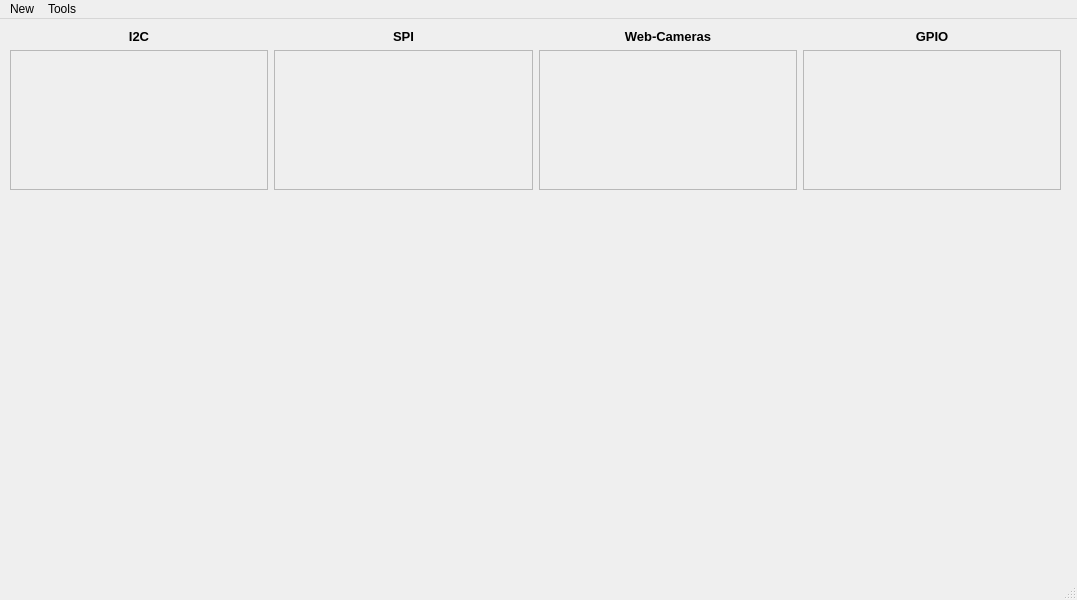
Old version of the form desktop/GUI/design_files/main_window.ui in the repository MySatKit/TestChamber.
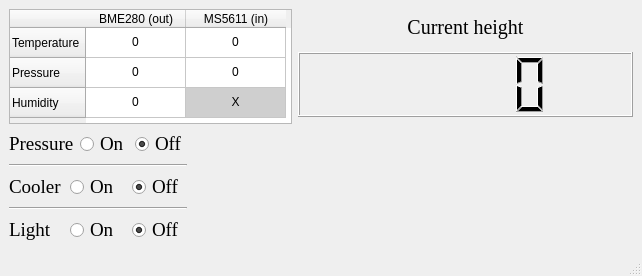
New version of the form.

Diff of the .ui file:
```diff
--- a/desktop/GUI/design_files/main_window.ui
+++ b/desktop/GUI/design_files/main_window.ui
@@ -6,248 +6,380 @@
    <rect>
     <x>0</x>
     <y>0</y>
-    <width>1077</width>
-    <height>600</height>
+    <width>642</width>
+    <height>276</height>
    </rect>
   </property>
   <property name="minimumSize">
    <size>
-    <width>1077</width>
-    <height>600</height>
+    <width>0</width>
+    <height>276</height>
    </size>
   </property>
   <property name="maximumSize">
    <size>
-    <width>1077</width>
-    <height>600</height>
+    <width>16777215</width>
+    <height>276</height>
    </size>
   </property>
   <property name="windowTitle">
    <string>Test Chamber</string>
   </property>
   <widget class="QWidget" name="centralwidget">
-   <widget class="QWidget" name="horizontalLayoutWidget">
-    <property name="geometry">
-     <rect>
-      <x>10</x>
-      <y>10</y>
-      <width>1051</width>
-      <height>161</height>
-     </rect>
-    </property>
-    <layout class="QHBoxLayout" name="horizontalLayout">
-     <item>
-      <layout class="QVBoxLayout" name="verticalLayout">
-       <item>
-        <widget class="QLabel" name="label">
-         <property name="font">
-          <font>
-           <family>Arial</family>
-           <pointsize>10</pointsize>
-           <weight>75</weight>
-           <bold>true</bold>
-          </font>
+   <layout class="QVBoxLayout" name="verticalLayout_3">
+    <item>
+     <layout class="QHBoxLayout" name="horizontalLayout">
+      <item>
+       <widget class="QTableWidget" name="data_table">
+        <property name="minimumSize">
+         <size>
+          <width>283</width>
+          <height>115</height>
+         </size>
+        </property>
+        <property name="maximumSize">
+         <size>
+          <width>283</width>
+          <height>115</height>
+         </size>
+        </property>
+        <row>
+         <property name="text">
+          <string>Temperature</string>
          </property>
+        </row>
+        <row>
          <property name="text">
-          <string>I2C</string>
+          <string>Pressure</string>
          </property>
-         <property name="alignment">
-          <set>Qt::AlignCenter</set>
+        </row>
+        <row>
+         <property name="text">
+          <string>Humidity</string>
          </property>
-        </widget>
-       </item>
-       <item>
-        <widget class="QScrollArea" name="i2c_devices">
-         <property name="widgetResizable">
-          <bool>true</bool>
+        </row>
+        <column>
+         <property name="text">
+          <string>BME280 (out)</string>
          </property>
-         <widget class="QWidget" name="i2c_scrollAreaWidgetContents">
-          <property name="geometry">
-           <rect>
-            <x>0</x>
-            <y>0</y>
-            <width>254</width>
-            <height>133</height>
-           </rect>
-          </property>
-         </widget>
-        </widget>
-       </item>
-      </layout>
-     </item>
-     <item>
-      <layout class="QVBoxLayout" name="verticalLayout_2">
-       <item>
-        <widget class="QLabel" name="label_2">
-         <property name="font">
-          <font>
-           <family>Arial</family>
-           <pointsize>10</pointsize>
-           <weight>75</weight>
-           <bold>true</bold>
-          </font>
+        </column>
+        <column>
+         <property name="text">
+          <string>MS5611 (in)</string>
          </property>
+        </column>
+        <item row="0" column="0">
          <property name="text">
-          <string>SPI</string>
+          <string>0</string>
          </property>
-         <property name="alignment">
-          <set>Qt::AlignCenter</set>
+         <property name="textAlignment">
+          <set>AlignCenter</set>
          </property>
-        </widget>
-       </item>
-       <item>
-        <widget class="QScrollArea" name="spi_devices">
-         <property name="widgetResizable">
-          <bool>true</bool>
+        </item>
+        <item row="0" column="1">
+         <property name="text">
+          <string>0</string>
          </property>
-         <widget class="QWidget" name="spi_scrollAreaWidgetContents">
-          <property name="geometry">
-           <rect>
-            <x>0</x>
-            <y>0</y>
-            <width>254</width>
-            <height>133</height>
-           </rect>
-          </property>
-         </widget>
-        </widget>
-       </item>
-      </layout>
-     </item>
-     <item>
-      <layout class="QVBoxLayout" name="verticalLayout_3">
-       <item>
-        <widget class="QLabel" name="label_3">
-         <property name="font">
-          <font>
-           <family>Arial</family>
-           <pointsize>10</pointsize>
-           <weight>75</weight>
-           <bold>true</bold>
-          </font>
+         <property name="textAlignment">
+          <set>AlignCenter</set>
          </property>
+        </item>
+        <item row="1" column="0">
          <property name="text">
-          <string>Web-Cameras</string>
+          <string>0</string>
          </property>
-         <property name="alignment">
-          <set>Qt::AlignCenter</set>
+         <property name="textAlignment">
+          <set>AlignCenter</set>
          </property>
-        </widget>
-       </item>
-       <item>
-        <widget class="QScrollArea" name="web_cameras">
-         <property name="widgetResizable">
-          <bool>true</bool>
+         <property name="flags">
+          <set>ItemIsEnabled</set>
          </property>
-         <widget class="QWidget" name="web_cameras_scrollAreaWidgetContents">
-          <property name="geometry">
-           <rect>
-            <x>0</x>
-            <y>0</y>
-            <width>253</width>
-            <height>133</height>
-           </rect>
-          </property>
-         </widget>
-        </widget>
-       </item>
-      </layout>
-     </item>
-     <item>
-      <layout class="QVBoxLayout" name="verticalLayout_4">
-       <item>
-        <widget class="QLabel" name="label_4">
-         <property name="font">
-          <font>
-           <family>Arial</family>
-           <pointsize>10</pointsize>
-           <weight>75</weight>
-           <bold>true</bold>
-          </font>
+        </item>
+        <item row="1" column="1">
+         <property name="text">
+          <string>0</string>
          </property>
+         <property name="textAlignment">
+          <set>AlignCenter</set>
+         </property>
+         <property name="flags">
+          <set>ItemIsEnabled</set>
+         </property>
+        </item>
+        <item row="2" column="0">
          <property name="text">
-          <string>GPIO</string>
+          <string>0</string>
          </property>
-         <property name="alignment">
-          <set>Qt::AlignCenter</set>
+         <property name="textAlignment">
+          <set>AlignCenter</set>
          </property>
-        </widget>
-       </item>
-       <item>
-        <widget class="QScrollArea" name="gpio">
-         <property name="widgetResizable">
-          <bool>true</bool>
+         <property name="flags">
+          <set>ItemIsEnabled</set>
          </property>
-         <widget class="QWidget" name="gpio_scrollAreaWidgetContents">
-          <property name="geometry">
-           <rect>
-            <x>0</x>
-            <y>0</y>
-            <width>254</width>
-            <height>133</height>
-           </rect>
+        </item>
+        <item row="2" column="1">
+         <property name="text">
+          <string>X</string>
+         </property>
+         <property name="textAlignment">
+          <set>AlignCenter</set>
+         </property>
+         <property name="background">
+          <brush brushstyle="SolidPattern">
+           <color alpha="255">
+            <red>207</red>
+            <green>207</green>
+            <blue>207</blue>
+           </color>
+          </brush>
+         </property>
+         <property name="flags">
+          <set>NoItemFlags</set>
+         </property>
+        </item>
+       </widget>
+      </item>
+      <item>
+       <layout class="QVBoxLayout" name="verticalLayout">
+        <item>
+         <widget class="QLabel" name="label">
+          <property name="maximumSize">
+           <size>
+            <width>16777215</width>
+            <height>25</height>
+           </size>
           </property>
+          <property name="font">
+           <font>
+            <family>Times New Roman</family>
+            <pointsize>15</pointsize>
+           </font>
+          </property>
+          <property name="text">
+           <string>Current height</string>
+          </property>
+          <property name="alignment">
+           <set>Qt::AlignCenter</set>
+          </property>
          </widget>
-        </widget>
-       </item>
-      </layout>
-     </item>
-    </layout>
-   </widget>
+        </item>
+        <item>
+         <widget class="QLCDNumber" name="height_panel">
+          <property name="maximumSize">
+           <size>
+            <width>16777215</width>
+            <height>65</height>
+           </size>
+          </property>
+         </widget>
+        </item>
+       </layout>
+      </item>
+     </layout>
+    </item>
+    <item>
+     <layout class="QHBoxLayout" name="horizontalLayout_5">
+      <item>
+       <layout class="QVBoxLayout" name="verticalLayout_2">
+        <item>
+         <layout class="QHBoxLayout" name="horizontalLayout_4">
+          <item>
+           <widget class="QLabel" name="label_4">
+            <property name="font">
+             <font>
+              <family>Times New Roman</family>
+              <pointsize>14</pointsize>
+             </font>
+            </property>
+            <property name="text">
+             <string>Pressure</string>
+            </property>
+           </widget>
+          </item>
+          <item>
+           <widget class="QRadioButton" name="pressure_on">
+            <property name="font">
+             <font>
+              <family>Times New Roman</family>
+              <pointsize>14</pointsize>
+             </font>
+            </property>
+            <property name="text">
+             <string>On</string>
+            </property>
+            <property name="checked">
+             <bool>false</bool>
+            </property>
+            <attribute name="buttonGroup">
+             <string notr="true">pressure_group</string>
+            </attribute>
+           </widget>
+          </item>
+          <item>
+           <widget class="QRadioButton" name="pressure_off">
+            <property name="font">
+             <font>
+              <family>Times New Roman</family>
+              <pointsize>14</pointsize>
+             </font>
+            </property>
+            <property name="text">
+             <string>Off</string>
+            </property>
+            <property name="checked">
+             <bool>true</bool>
+            </property>
+            <attribute name="buttonGroup">
+             <string notr="true">pressure_group</string>
+            </attribute>
+           </widget>
+          </item>
+         </layout>
+        </item>
+        <item>
+         <widget class="Line" name="line">
+          <property name="orientation">
+           <enum>Qt::Horizontal</enum>
+          </property>
+         </widget>
+        </item>
+        <item>
+         <layout class="QHBoxLayout" name="horizontalLayout_2">
+          <item>
+           <widget class="QLabel" name="label_2">
+            <property name="font">
+             <font>
+              <family>Times New Roman</family>
+              <pointsize>14</pointsize>
+             </font>
+            </property>
+            <property name="text">
+             <string>Cooler</string>
+            </property>
+           </widget>
+          </item>
+          <item>
+           <widget class="QRadioButton" name="cooler_on">
+            <property name="font">
+             <font>
+              <family>Times New Roman</family>
+              <pointsize>14</pointsize>
+             </font>
+            </property>
+            <property name="text">
+             <string>On</string>
+            </property>
+            <property name="checked">
+             <bool>false</bool>
+            </property>
+            <attribute name="buttonGroup">
+             <string notr="true">cooler_group</string>
+            </attribute>
+           </widget>
+          </item>
+          <item>
+           <widget class="QRadioButton" name="cooler_off">
+            <property name="font">
+             <font>
+              <family>Times New Roman</family>
+              <pointsize>14</pointsize>
+             </font>
+            </property>
+            <property name="text">
+             <string>Off</string>
+            </property>
+            <property name="checked">
+             <bool>true</bool>
+            </property>
+            <attribute name="buttonGroup">
+             <string notr="true">cooler_group</string>
+            </attribute>
+           </widget>
+          </item>
+         </layout>
+        </item>
+        <item>
+         <widget class="Line" name="line_2">
+          <property name="orientation">
+           <enum>Qt::Horizontal</enum>
+          </property>
+         </widget>
+        </item>
+        <item>
+         <layout class="QHBoxLayout" name="horizontalLayout_3">
+          <item>
+           <widget class="QLabel" name="label_3">
+            <property name="font">
+             <font>
+              <family>Times New Roman</family>
+              <pointsize>14</pointsize>
+             </font>
+            </property>
+            <property name="text">
+             <string>Light</string>
+            </property>
+           </widget>
+          </item>
+          <item>
+           <widget class="QRadioButton" name="light_on">
+            <property name="font">
+             <font>
+              <family>Times New Roman</family>
+              <pointsize>14</pointsize>
+             </font>
+            </property>
+            <property name="text">
+             <string>On</string>
+            </property>
+            <property name="checked">
+             <bool>false</bool>
+            </property>
+            <attribute name="buttonGroup">
+             <string notr="true">light_group</string>
+            </attribute>
+           </widget>
+          </item>
+          <item>
+           <widget class="QRadioButton" name="light_off">
+            <property name="font">
+             <font>
+              <family>Times New Roman</family>
+              <pointsize>14</pointsize>
+             </font>
+            </property>
+            <property name="text">
+             <string>Off</string>
+            </property>
+            <property name="checked">
+             <bool>true</bool>
+            </property>
+            <attribute name="buttonGroup">
+             <string notr="true">light_group</string>
+            </attribute>
+           </widget>
+          </item>
+         </layout>
+        </item>
+       </layout>
+      </item>
+      <item>
+       <spacer name="horizontalSpacer">
+        <property name="orientation">
+         <enum>Qt::Horizontal</enum>
+        </property>
+        <property name="sizeHint" stdset="0">
+         <size>
+          <width>40</width>
+          <height>20</height>
+         </size>
+        </property>
+       </spacer>
+      </item>
+     </layout>
+    </item>
+   </layout>
   </widget>
-  <widget class="QMenuBar" name="menubar">
-   <property name="geometry">
-    <rect>
-     <x>0</x>
-     <y>0</y>
-     <width>1077</width>
-     <height>21</height>
-    </rect>
-   </property>
-   <widget class="QMenu" name="menuAdd">
-    <property name="title">
-     <string>New</string>
-    </property>
-    <addaction name="actionI2C_device"/>
-    <addaction name="actionSPI_device"/>
-    <addaction name="actionWeb_Camera"/>
-    <addaction name="actionGPIO_controller"/>
-   </widget>
-   <widget class="QMenu" name="menuTools">
-    <property name="title">
-     <string>Tools</string>
-    </property>
-    <addaction name="actionUpdate_I2C_devices_list"/>
-   </widget>
-   <addaction name="menuAdd"/>
-   <addaction name="menuTools"/>
-  </widget>
-  <widget class="QStatusBar" name="statusbar"/>
-  <action name="actionI2C_device">
-   <property name="text">
-    <string>I2C device</string>
-   </property>
-  </action>
-  <action name="actionSPI_device">
-   <property name="text">
-    <string>SPI device</string>
-   </property>
-  </action>
-  <action name="actionWeb_Camera">
-   <property name="text">
-    <string>Web-Camera</string>
-   </property>
-  </action>
-  <action name="actionGPIO_controller">
-   <property name="text">
-    <string>GPIO controller</string>
-   </property>
-  </action>
-  <action name="actionUpdate_I2C_devices_list">
-   <property name="text">
-    <string>Update I2C devices list</string>
-   </property>
-  </action>
+  <widget class="QStatusBar" name="statusBar"/>
  </widget>
  <resources/>
  <connections/>
```
Left out of the diff: 63 changed lines with no effect on the pictures.
